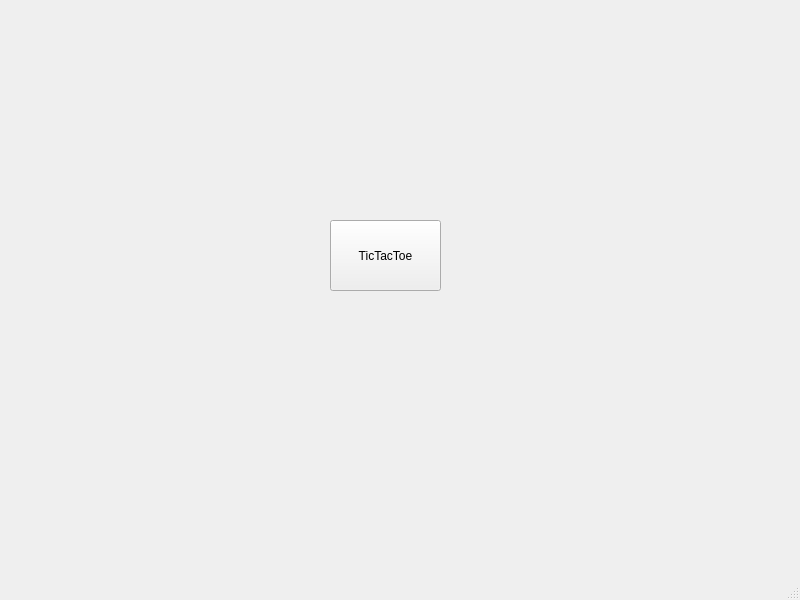
First picture: the form in cavokeclientview.ui, repository cavoke-project/cavoke, before the edit.
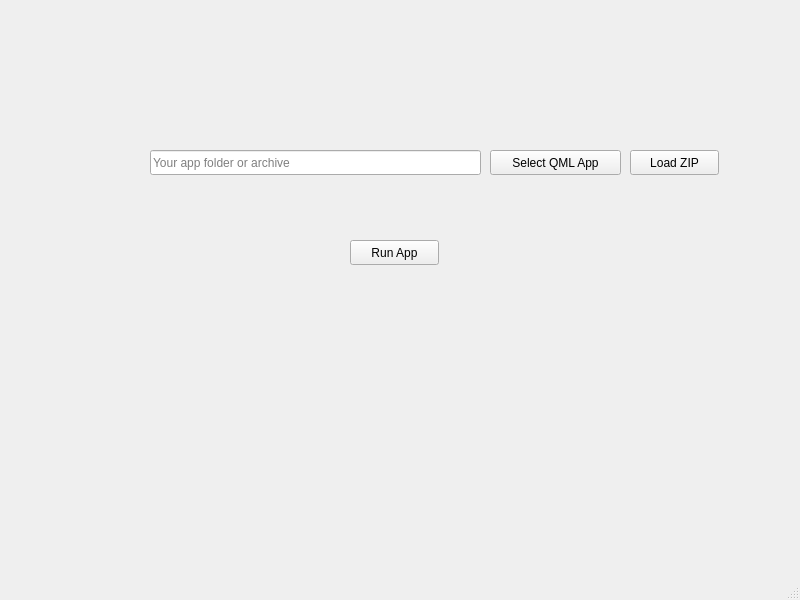
Second picture: the form after the edit.

The edit to the form file:
```diff
--- a/cavokeclientview.ui
+++ b/cavokeclientview.ui
@@ -14,17 +14,59 @@
    <string>MainWindow</string>
   </property>
   <widget class="QWidget" name="centralwidget">
-   <widget class="QPushButton" name="tictactoebutton">
+   <widget class="QLineEdit" name="appPathInput">
     <property name="geometry">
      <rect>
-      <x>330</x>
-      <y>220</y>
-      <width>111</width>
-      <height>71</height>
+      <x>150</x>
+      <y>150</y>
+      <width>331</width>
+      <height>25</height>
      </rect>
     </property>
     <property name="text">
-     <string>TicTacToe</string>
+     <string/>
+    </property>
+    <property name="placeholderText">
+     <string>Your app folder or archive</string>
+    </property>
+   </widget>
+   <widget class="QPushButton" name="selectAppPathButton">
+    <property name="geometry">
+     <rect>
+      <x>490</x>
+      <y>150</y>
+      <width>131</width>
+      <height>25</height>
+     </rect>
+    </property>
+    <property name="text">
+     <string>Select QML App</string>
+    </property>
+   </widget>
+   <widget class="QPushButton" name="runButton">
+    <property name="geometry">
+     <rect>
+      <x>350</x>
+      <y>240</y>
+      <width>89</width>
+      <height>25</height>
+     </rect>
+    </property>
+    <property name="text">
+     <string>Run App</string>
+    </property>
+   </widget>
+   <widget class="QPushButton" name="loadZipButton">
+    <property name="geometry">
+     <rect>
+      <x>630</x>
+      <y>150</y>
+      <width>89</width>
+      <height>25</height>
+     </rect>
+    </property>
+    <property name="text">
+     <string>Load ZIP</string>
     </property>
    </widget>
   </widget>
```
Left out of the diff: 8 changed lines with no effect on the pictures.
